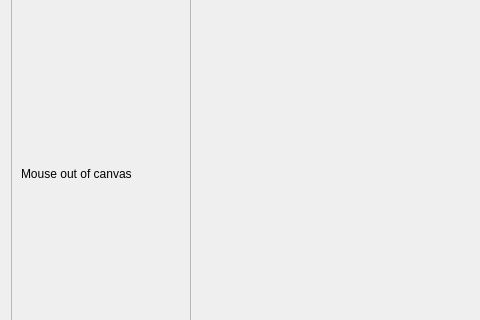
The window that MainWindow.ui (Fuuzetsu/cwk1-cm20219-2013) describes before a commit, drawn with Qt 5; both pictures show x 0 to 480 and y 226 to 546 of the 794 by 848 pixel window.
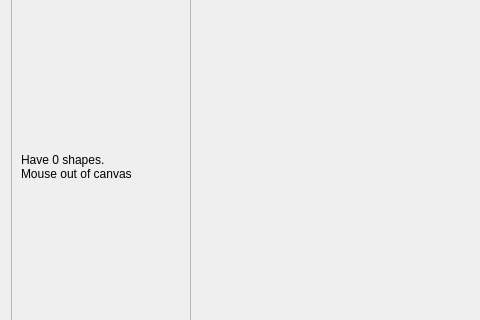
The same window after the commit. Custom widgets are drawn as their Qt base class.

Commit message: Number of shapes reporting.

```diff
--- a/MainWindow.ui
+++ b/MainWindow.ui
@@ -134,6 +134,13 @@
          </property>
         </spacer>
        </item>
+       <item>
+        <widget class="QLabel" name="shapeNumberLabel">
+         <property name="text">
+          <string>Have 0 shapes.</string>
+         </property>
+        </widget>
+       </item>
        <item>
         <widget class="QLabel" name="mousePositionLabel">
          <property name="text">
```
Left out of the diff: 18 changed lines with no effect on the pictures. The commit also changes 4 other files.
